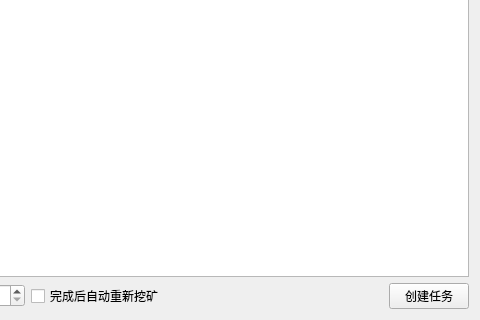
The window that ui/PlotWidget.ui (penglecn/ChiaTools) describes before a commit, drawn with Qt 5; both pictures show x 359 to 839 and y 187 to 507 of the 839 by 507 pixel window.
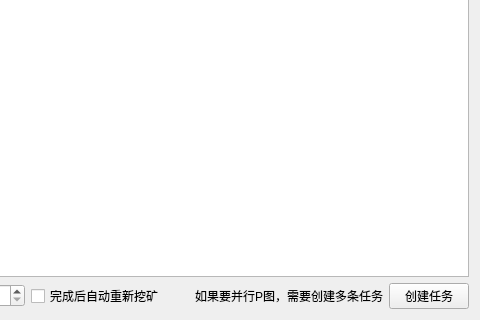
The same window after the commit.

Commit message: 解决等待和排队中的任务不能删除

Diff of the .ui file:
```diff
--- a/ui/PlotWidget.ui
+++ b/ui/PlotWidget.ui
@@ -117,6 +117,13 @@
        </property>
       </spacer>
      </item>
+     <item>
+      <widget class="QLabel" name="label">
+       <property name="text">
+        <string>如果要并行P图，需要创建多条任务</string>
+       </property>
+      </widget>
+     </item>
      <item>
       <widget class="QPushButton" name="buttonCreatePlot">
        <property name="text">
```
The commit also changes 2 other files.
